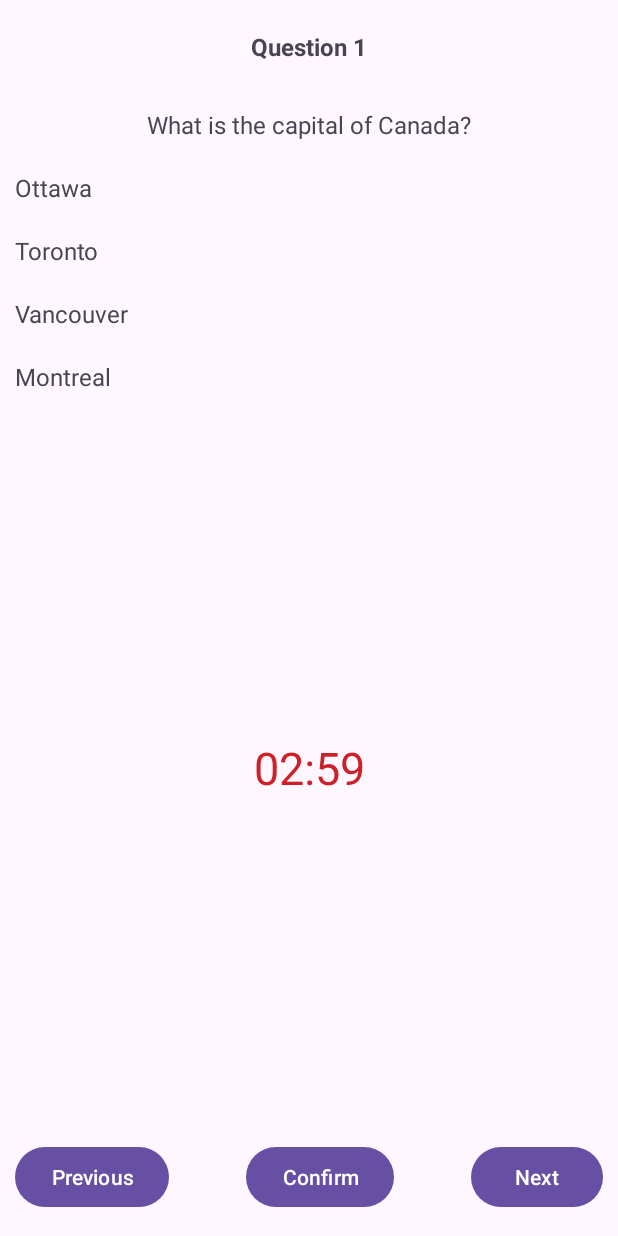
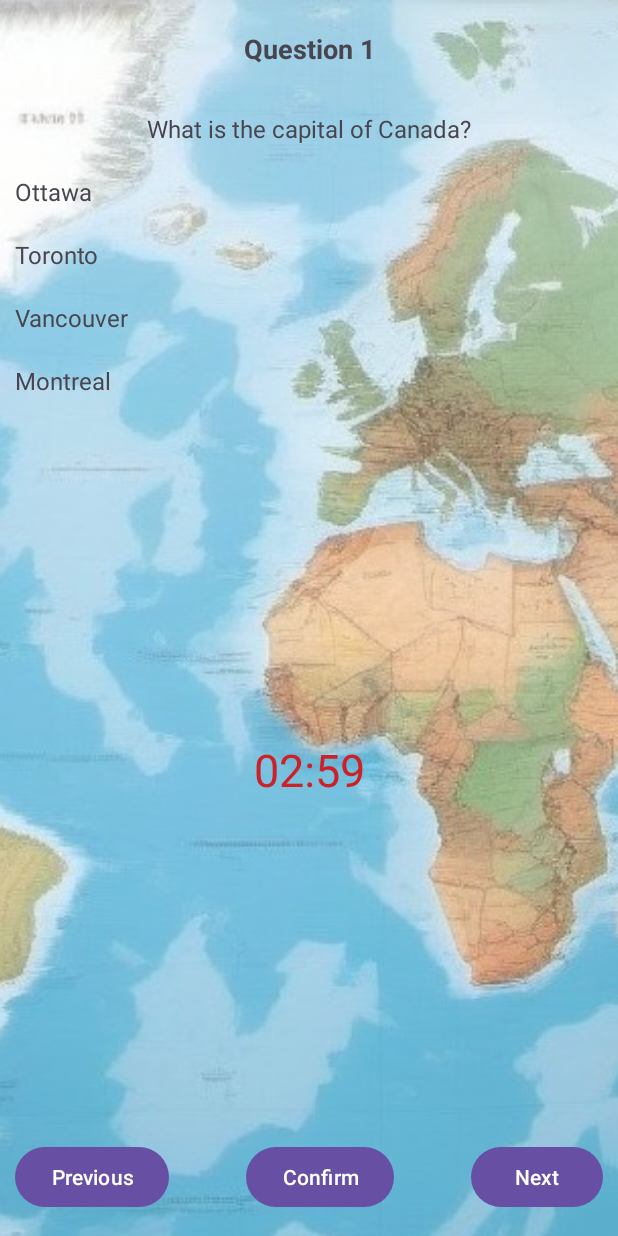
Before and after one commit to Alexandros-Eu/Questionnaire, an Android app: the MainActivity screen opened directly, with no data from a screen before it, on a phone screen of 412 x 824 dp. Run offline under Robolectric (Android 15) with nearby library versions, the phone set to English and light mode, and no system bars.

Commit message:
Added background images to all 3 activities (along with the .jpg)

```diff
--- a/app/src/main/res/layout/activity_main.xml
+++ b/app/src/main/res/layout/activity_main.xml
@@ -6,17 +6,30 @@
     android:layout_height="match_parent"
     tools:context=".MainActivity">
 
+    <ImageView
+        android:id="@+id/image_view_background_image"
+        android:layout_width="match_parent"
+        android:layout_height="match_parent"
+        android:contentDescription="Background image"
+        android:scaleType="centerCrop"
+        android:src="@drawable/geography"
+        app:layout_constraintBottom_toBottomOf="parent"
+        app:layout_constraintEnd_toEndOf="parent"
+        app:layout_constraintHorizontal_bias="0.0"
+        app:layout_constraintStart_toStartOf="parent"
+        app:layout_constraintTop_toTopOf="parent" />
+
     <TextView
         android:id="@+id/text_view_question_number"
         android:layout_width="wrap_content"
         android:layout_height="wrap_content"
         android:layout_marginTop="20dp"
-        tools:text="Question 1"
-        android:textSize="16sp"
+        android:textSize="18sp"
         android:textStyle="bold"
         app:layout_constraintEnd_toEndOf="parent"
         app:layout_constraintStart_toStartOf="parent"
-        app:layout_constraintTop_toTopOf="parent" />
+        app:layout_constraintTop_toTopOf="parent"
+        tools:text="Question 1" />
 
     <TextView
         android:id="@+id/text_view_question"
@@ -26,11 +39,11 @@
         android:layout_marginTop="30dp"
         android:layout_marginEnd="5dp"
         android:gravity="center"
-        tools:text="This is the text of question number 1"
         android:textSize="16sp"
         app:layout_constraintEnd_toEndOf="parent"
         app:layout_constraintStart_toStartOf="parent"
-        app:layout_constraintTop_toBottomOf="@+id/text_view_question_number" />
+        app:layout_constraintTop_toBottomOf="@+id/text_view_question_number"
+        tools:text="This is the text of question number 1" />
 
     <TextView
         android:id="@+id/text_view_answer_1"
@@ -39,11 +52,11 @@
         android:layout_marginStart="10dp"
         android:layout_marginTop="20dp"
         android:layout_marginEnd="10dp"
-        tools:text="This is the first answer"
         android:textSize="16sp"
         app:layout_constraintEnd_toEndOf="parent"
         app:layout_constraintStart_toStartOf="parent"
-        app:layout_constraintTop_toBottomOf="@+id/text_view_question" />
+        app:layout_constraintTop_toBottomOf="@+id/text_view_question"
+        tools:text="This is the first answer" />
 
     <TextView
         android:id="@+id/text_view_answer_2"
@@ -52,11 +65,11 @@
         android:layout_marginStart="10dp"
         android:layout_marginTop="20dp"
         android:layout_marginEnd="10dp"
-        tools:text="This is the second answer"
         android:textSize="16sp"
         app:layout_constraintEnd_toEndOf="parent"
         app:layout_constraintStart_toStartOf="parent"
-        app:layout_constraintTop_toBottomOf="@+id/text_view_answer_1" />
+        app:layout_constraintTop_toBottomOf="@+id/text_view_answer_1"
+        tools:text="This is the second answer" />
 
     <TextView
         android:id="@+id/text_view_answer_3"
@@ -65,11 +78,11 @@
         android:layout_marginStart="10dp"
         android:layout_marginTop="20dp"
         android:layout_marginEnd="10dp"
-        tools:text="This is the third answer"
         android:textSize="16sp"
         app:layout_constraintEnd_toEndOf="parent"
         app:layout_constraintStart_toStartOf="parent"
-        app:layout_constraintTop_toBottomOf="@+id/text_view_answer_2" />
+        app:layout_constraintTop_toBottomOf="@+id/text_view_answer_2"
+        tools:text="This is the third answer" />
 
     <TextView
         android:id="@+id/text_view_answer_4"
@@ -78,11 +91,11 @@
         android:layout_marginStart="10dp"
         android:layout_marginTop="20dp"
         android:layout_marginEnd="10dp"
-        tools:text="This is the fourth answer"
         android:textSize="16sp"
         app:layout_constraintEnd_toEndOf="parent"
         app:layout_constraintStart_toStartOf="parent"
-        app:layout_constraintTop_toBottomOf="@+id/text_view_answer_3" />
+        app:layout_constraintTop_toBottomOf="@+id/text_view_answer_3"
+        tools:text="This is the fourth answer" />
 
     <Button
         android:id="@+id/button_previous"
```
Also changed, not shown: app/src/main/AndroidManifest.xml (+6 -3 lines), app/src/main/res/layout/score_screen_layout.xml (+12 -6 lines), app/src/main/res/layout/splash_screen_layout.xml (+4 -3 lines), app/src/main/res/drawable-nodpi/geography.jpg (added), app/src/main/res/drawable-nodpi/globe.jpg (added), app/src/main/res/drawable-nodpi/score_screen.jpg (added).
